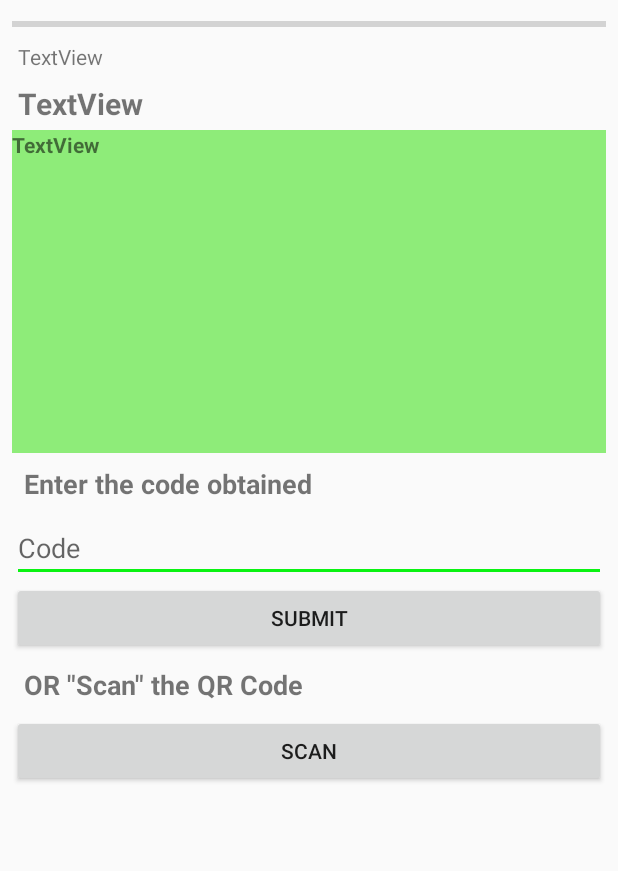
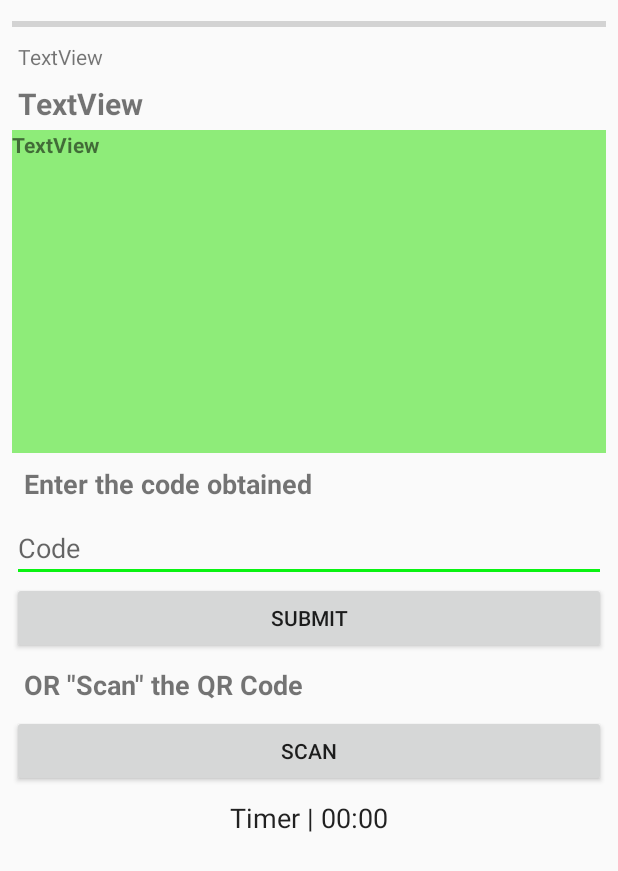
Before and after one commit to ARKK-Abhi1/TreasureHunt, an Android app: the layout activity_questions_v2.xml on its own in the app's theme, with its tools: preview values and no code run, on a phone screen of 412 x 824 dp. Shown: the top 871 px of the screen. Run offline under Robolectric (Android 15) with nearby library versions, the phone set to English and light mode, and no system bars.

Commit message:
Added Timer to Questions_Activity

```diff
--- a/app/src/main/java/in/leaf/abhi/treasurehunt/QuestionsFetcher.java
+++ b/app/src/main/java/in/leaf/abhi/treasurehunt/QuestionsFetcher.java
@@ -1,6 +1,10 @@
 package in.leaf.abhi.treasurehunt;
 
 import android.os.AsyncTask;
+
+import in.leaf.abhi.treasurehunt.database.Database;
+import in.leaf.abhi.treasurehunt.database.Question;
+import in.leaf.abhi.treasurehunt.database.QuestionDao;
 
 /**
  * Created by 500060150 on 16-12-2017.
--- a/app/src/main/res/layout/activity_questions_v2.xml
+++ b/app/src/main/res/layout/activity_questions_v2.xml
@@ -96,6 +96,15 @@
                 android:text="@string/scan"
                 tools:text="@string/scan" />
 
+            <Chronometer
+                android:id="@+id/chronometer"
+                android:layout_width="match_parent"
+                android:layout_height="wrap_content"
+                android:format="Timer | %s"
+                android:padding="8sp"
+                android:textAlignment="center"
+                android:textSize="18sp" />
+
         </LinearLayout>
 
     </ScrollView>
--- a/app/src/main/res/values/colors.xml
+++ b/app/src/main/res/values/colors.xml
@@ -5,4 +5,5 @@
     <color name="colorAccent">#0af312</color>
     <color name="questionViewColor">#8eec79</color>
     <color name="black_overlay">#66121212</color>
+    <color name="timerColor">#f40606</color>
 </resources>
```
Also changed, not shown: app/src/main/java/in/leaf/abhi/treasurehunt/QuestionsDownloader.java (+5 -3 lines), app/src/main/java/in/leaf/abhi/treasurehunt/Questions_Activity.java (+26 -8 lines).
